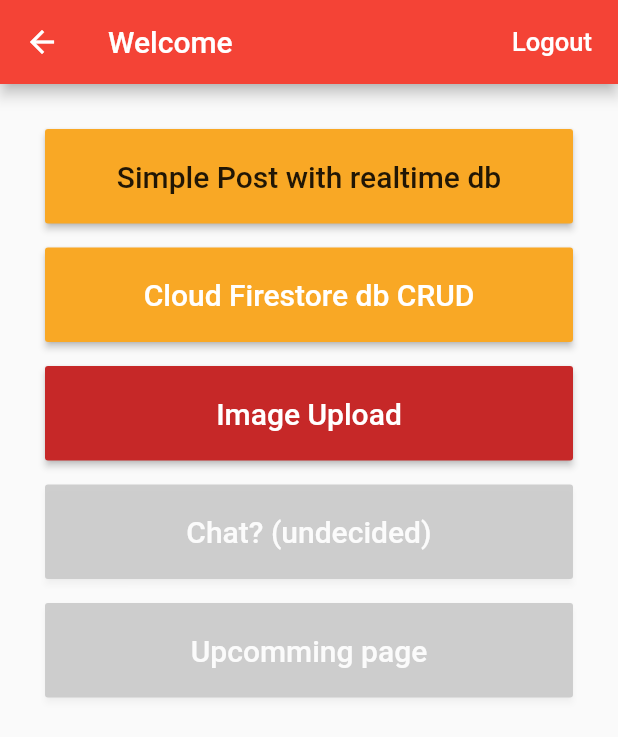
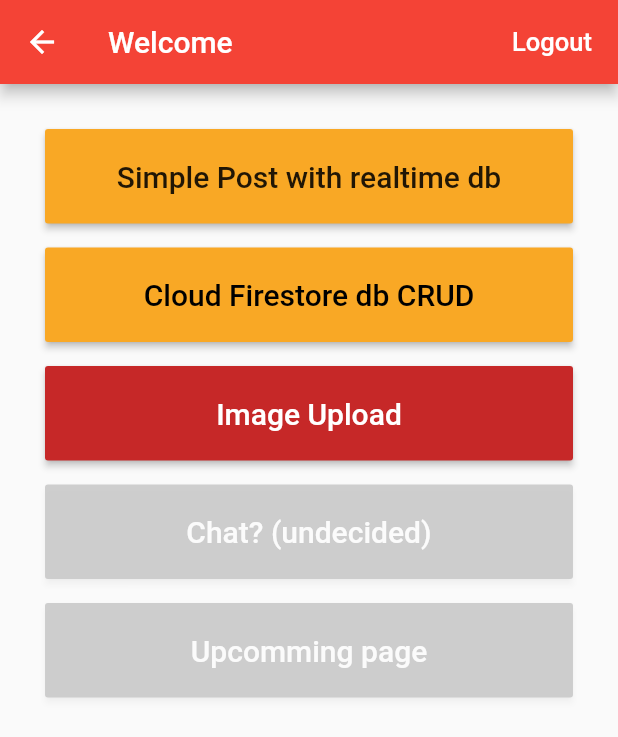
Before and after one commit to victhorlp/flutter-loggin-test, a Flutter app: the HomePage screen opened directly, on a phone screen of 412 x 824 dp. Shown: the top 737 px of the screen. Run offline on Flutter 3.47's test engine with Material 2 defaults, Android fonts, the phone set to English and light mode, and no system bars; our stand-ins replace cloud_firestore, firebase_auth, firebase_database; missing offline and left inert: flutter_html_view; accounts and stored records are empty.

Commit message:
update text color on crud button

```diff
--- a/lib/home_page.dart
+++ b/lib/home_page.dart
@@ -57,7 +57,7 @@ class HomePage extends StatelessWidget {
               splashColor: Colors.yellow[300],
               child: Text('Cloud Firestore db CRUD',style: TextStyle(
                 fontSize: 20.0,
-                color: Colors.white),),
+                color: Colors.black),),
               onPressed: () { Navigator.push(context,
                 new MaterialPageRoute(builder: (context) => new CrudItem())); },
             ),
```
